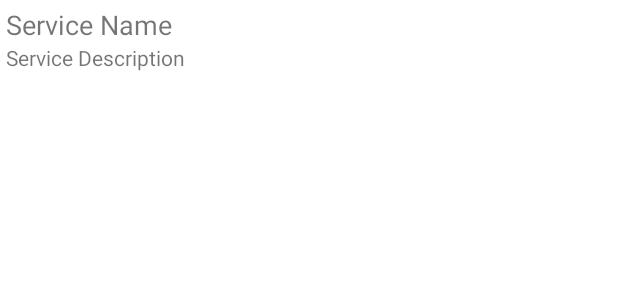
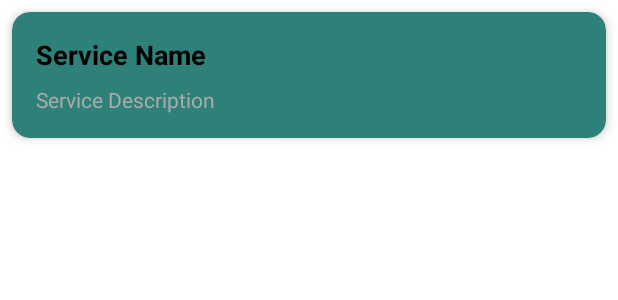
Before and after one commit to mumthasminu/MediGo, an Android app: the layout item_service.xml on its own in the app's theme, with its tools: preview values and no code run, on a phone screen of 412 x 824 dp. Shown: the top 300 px of the screen. Run offline under Robolectric (Android 15) with nearby library versions, the phone set to English and light mode, and no system bars.

Commit message:
design changes

```diff
--- a/app/src/main/res/layout/fragment_login.xml
+++ b/app/src/main/res/layout/fragment_login.xml
@@ -4,6 +4,7 @@
     android:layout_width="match_parent"
     android:layout_height="match_parent"
     android:padding="16dp"
+    android:background="@color/app_Icon_background"
     >
 
     <EditText
--- a/app/src/main/res/layout/item_service.xml
+++ b/app/src/main/res/layout/item_service.xml
@@ -1,21 +1,36 @@
-<!-- item_service.xml -->
-<LinearLayout xmlns:android="http://schemas.android.com/apk/res/android"
+<androidx.cardview.widget.CardView
+    xmlns:android="http://schemas.android.com/apk/res/android"
+    xmlns:app="http://schemas.android.com/apk/res-auto"
+    android:layout_width="match_parent"
+    android:layout_height="wrap_content"
+    android:layout_margin="8dp"
+    app:cardCornerRadius="12dp"
+    app:cardElevation="4dp"
+    app:cardBackgroundColor="@color/green_background"
+    android:background="?android:attr/selectableItemBackground">
+
+<LinearLayout
 android:layout_width="match_parent"
 android:layout_height="wrap_content"
 android:orientation="vertical"
-    android:padding="4dp">
+android:padding="16dp">
 
 <TextView
     android:id="@+id/serviceName"
     android:layout_width="wrap_content"
     android:layout_height="wrap_content"
     android:text="Service Name"
-        android:textSize="18sp" />
+    android:textColor="@android:color/black"
+    android:textStyle="bold"
+    android:textSize="18sp"
+    android:layout_marginBottom="8dp" />
 
 <TextView
     android:id="@+id/serviceDescription"
     android:layout_width="wrap_content"
     android:layout_height="wrap_content"
     android:text="Service Description"
+    android:textColor="@android:color/darker_gray"
     android:textSize="14sp" />
 </LinearLayout>
+    </androidx.cardview.widget.CardView>
--- a/app/src/main/res/values/colors.xml
+++ b/app/src/main/res/values/colors.xml
@@ -8,5 +8,6 @@
     <color name="black">#FF000000</color>
     <color name="white">#FFFFFFFF</color>
     <color name="turquoise">#40E0D0</color>
+    <color name="green_background">#2D8179</color>
 
 </resources>
```
Also changed, not shown: app/src/main/java/com/example/MediGo/view/MenuFragments.kt (+7 -11 lines). Lines whose indentation alone changed are shown as unchanged.
